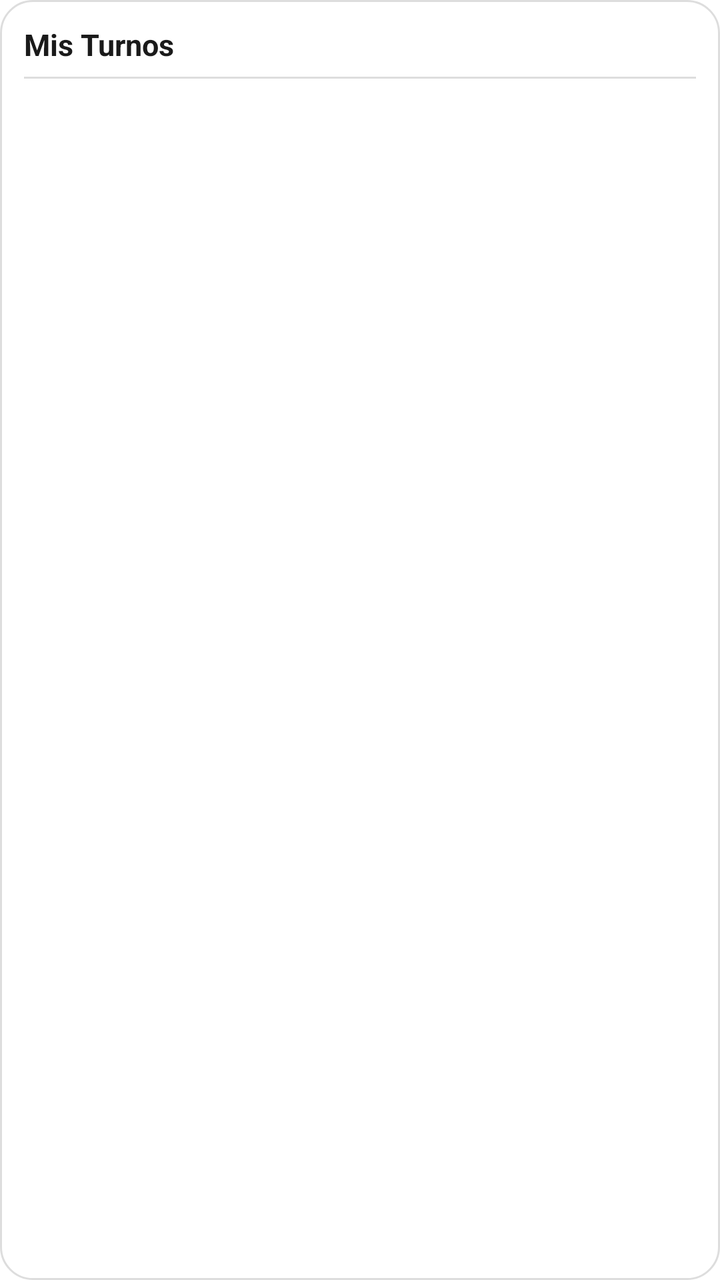
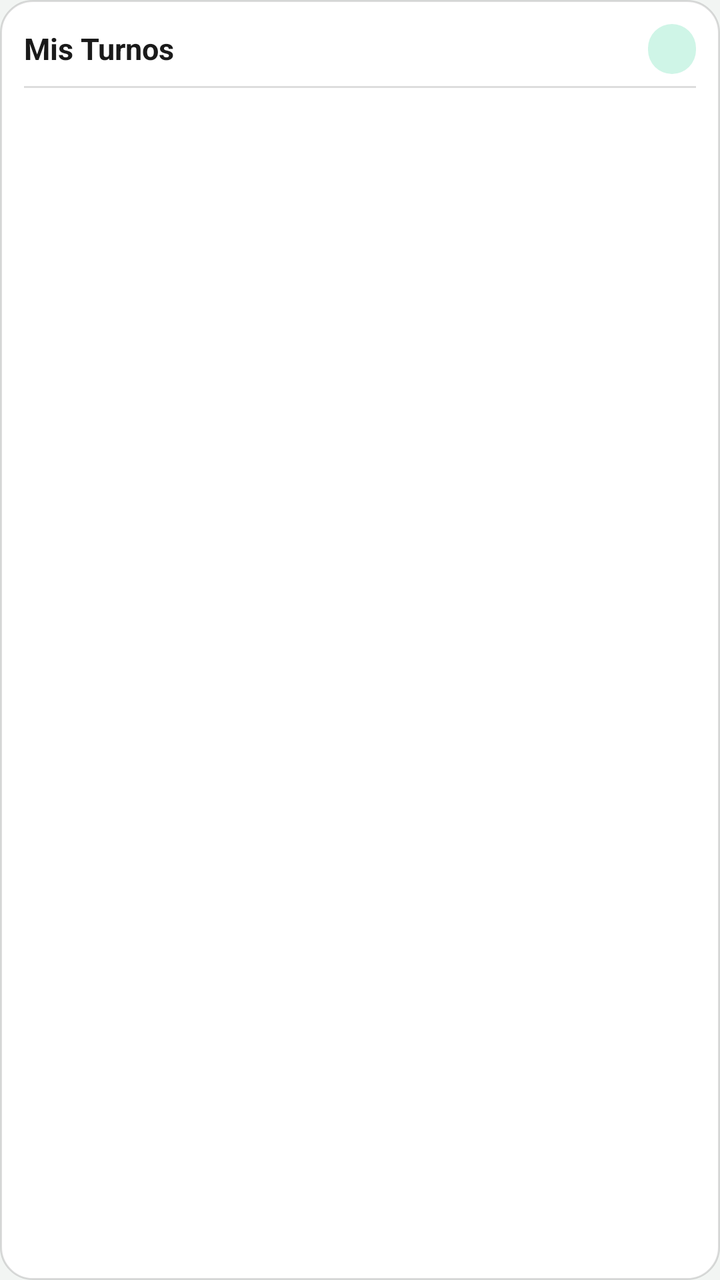

Compare the two renders of this Android layout. The source of the first and the diff that turns it into the second are given below.
<!-- AndroidManifest.xml: application theme Theme.MisTurnos -->
<!-- res/layout/widget_summary.xml -->
<?xml version="1.0" encoding="utf-8"?>
<LinearLayout xmlns:android="http://schemas.android.com/apk/res/android"
    android:id="@+id/widget_root"
    android:layout_width="match_parent"
    android:layout_height="match_parent"
    android:orientation="vertical"
    android:background="@drawable/widget_background"
    android:padding="12dp">

    <LinearLayout
        android:layout_width="match_parent"
        android:layout_height="wrap_content"
        android:orientation="horizontal"
        android:paddingBottom="6dp">

        <TextView
            android:id="@+id/widget_week"
            android:layout_width="0dp"
            android:layout_height="wrap_content"
            android:layout_weight="1"
            android:textStyle="bold"
            android:textColor="#1A1A1A"
            android:textSize="15sp"
            android:text="Mis Turnos" />

        <TextView
            android:id="@+id/widget_total"
            android:layout_width="wrap_content"
            android:layout_height="wrap_content"
            android:textStyle="bold"
            android:textColor="#00A86B"
            android:textSize="15sp"
            android:text="" />
    </LinearLayout>

    <View
        android:layout_width="match_parent"
        android:layout_height="1dp"
        android:background="#22000000"
        android:layout_marginBottom="4dp" />

    <LinearLayout
        android:id="@+id/widget_days"
        android:layout_width="match_parent"
        android:layout_height="wrap_content"
        android:orientation="vertical" />
</LinearLayout>
<!-- resources referenced by this layout -->
<resources>
  <!-- drawable widget_background (drawable) -->
  <?xml version="1.0" encoding="utf-8"?>
  <shape xmlns:android="http://schemas.android.com/apk/res/android"
      android:shape="rectangle">
      <solid android:color="#FFFFFF" />
      <corners android:radius="16dp" />
      <stroke android:width="1dp" android:color="#22000000" />
  </shape>
  <style name="Theme.MisTurnos" parent="@android:style/Theme.Material.Light.NoActionBar">
          <item name="android:statusBarColor">#00E08A</item>
          <item name="android:windowBackground">@android:color/white</item>
      </style>
</resources>

<!-- the commit's change to res/layout/widget_summary.xml (unified diff, before → after) -->
@@ -27,9 +27,14 @@
             android:id="@+id/widget_total"
             android:layout_width="wrap_content"
             android:layout_height="wrap_content"
+            android:background="@drawable/widget_pill"
+            android:paddingLeft="12dp"
+            android:paddingRight="12dp"
+            android:paddingTop="3dp"
+            android:paddingBottom="3dp"
             android:textStyle="bold"
-            android:textColor="#00A86B"
-            android:textSize="15sp"
+            android:textColor="#00351F"
+            android:textSize="14sp"
             android:text="" />
     </LinearLayout>
 
<!-- resource entries referenced after the edit -->
@@ -8,9 +8,17 @@
       <corners android:radius="16dp" />
       <stroke android:width="1dp" android:color="#22000000" />
   </shape>
+  <!-- drawable widget_pill (drawable) -->
+  <?xml version="1.0" encoding="utf-8"?>
+  <shape xmlns:android="http://schemas.android.com/apk/res/android"
+      android:shape="rectangle">
+      <solid android:color="#CFF5E7" />
+      <corners android:radius="50dp" />
+  </shape>
   <style name="Theme.MisTurnos" parent="@android:style/Theme.Material.Light.NoActionBar">
-          <item name="android:statusBarColor">#00E08A</item>
-          <item name="android:windowBackground">@android:color/white</item>
+          <item name="android:statusBarColor">#F2F5F3</item>
+          <item name="android:windowBackground">#F2F5F3</item>
+          <item name="android:windowLightStatusBar">true</item>
       </style>
 </resources>
 
